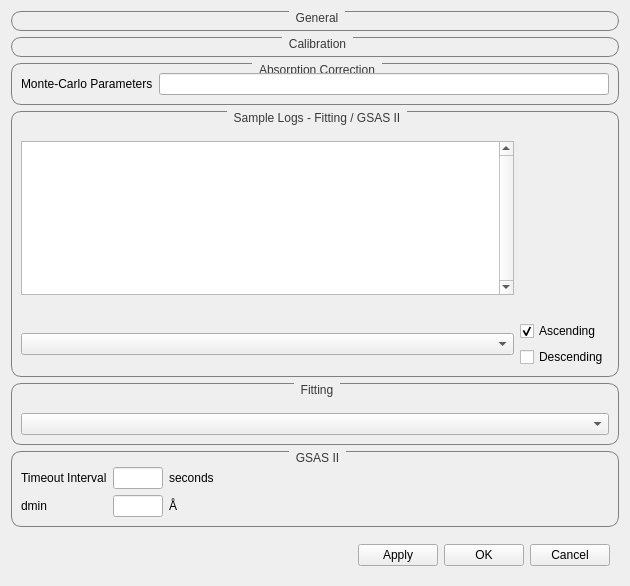
Before: the Qt Designer form qt/python/mantidqtinterfaces/mantidqtinterfaces/Engineering/gui/engineering_diffraction/settings/settings_widget.ui in mantidproject/mantid, drawn with Qt 5.
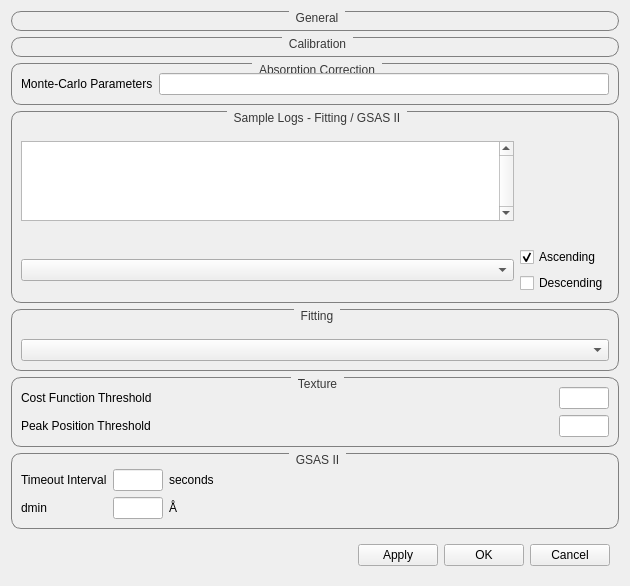
After: the same form once the commit is applied. Custom widgets are drawn as their Qt base class.

```diff
--- a/qt/python/mantidqtinterfaces/mantidqtinterfaces/Engineering/gui/engineering_diffraction/settings/settings_widget.ui
+++ b/qt/python/mantidqtinterfaces/mantidqtinterfaces/Engineering/gui/engineering_diffraction/settings/settings_widget.ui
@@ -151,6 +151,67 @@
      </layout>
     </widget>
    </item>
+   <item>
+    <widget class="QGroupBox" name="group_calib">
+     <property name="title">
+      <string>Texture</string>
+     </property>
+     <layout class="QGridLayout" name="gridLayout_2">
+      <item row="0" column="0">
+         <widget class="QLabel" name="label_10">
+          <property name="text">
+           <string>Cost Function Threshold</string>
+          </property>
+         </widget>
+        </item>
+      <item row="0" column="1">
+         <widget class="QLineEdit" name="cost_func_thresh_lineedit">
+          <property name="sizePolicy">
+           <sizepolicy hsizetype="Fixed" vsizetype="Fixed">
+            <horstretch>0</horstretch>
+            <verstretch>0</verstretch>
+           </sizepolicy>
+          </property>
+          <property name="maximumSize">
+           <size>
+            <width>50</width>
+            <height>16777215</height>
+           </size>
+          </property>
+          <property name="text">
+           <string/>
+          </property>
+         </widget>
+        </item>
+      <item row="1" column="0">
+         <widget class="QLabel" name="label_10">
+          <property name="text">
+           <string>Peak Position Threshold</string>
+          </property>
+         </widget>
+        </item>
+      <item row="1" column="1">
+         <widget class="QLineEdit" name="peak_pos_thresh_lineedit">
+          <property name="sizePolicy">
+           <sizepolicy hsizetype="Fixed" vsizetype="Fixed">
+            <horstretch>0</horstretch>
+            <verstretch>0</verstretch>
+           </sizepolicy>
+          </property>
+          <property name="maximumSize">
+           <size>
+            <width>50</width>
+            <height>16777215</height>
+           </size>
+          </property>
+          <property name="text">
+           <string/>
+          </property>
+         </widget>
+        </item>
+     </layout>
+    </widget>
+   </item>
    <item>
     <widget class="QGroupBox" name="group_gsas2">
      <property name="title">
```
